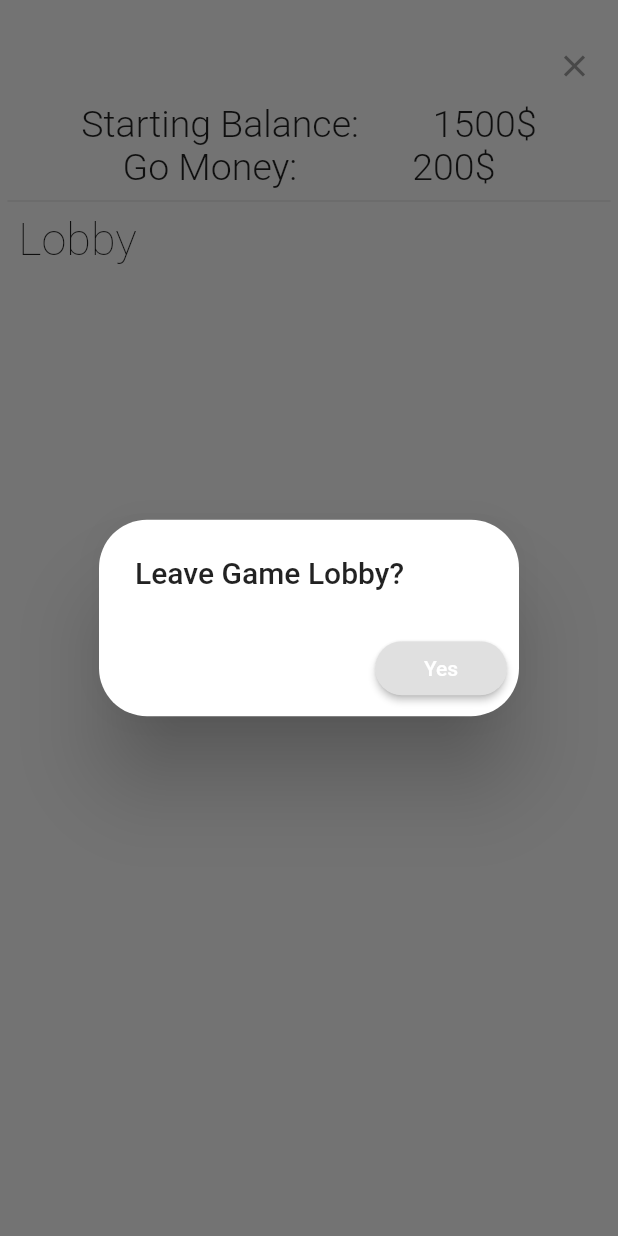
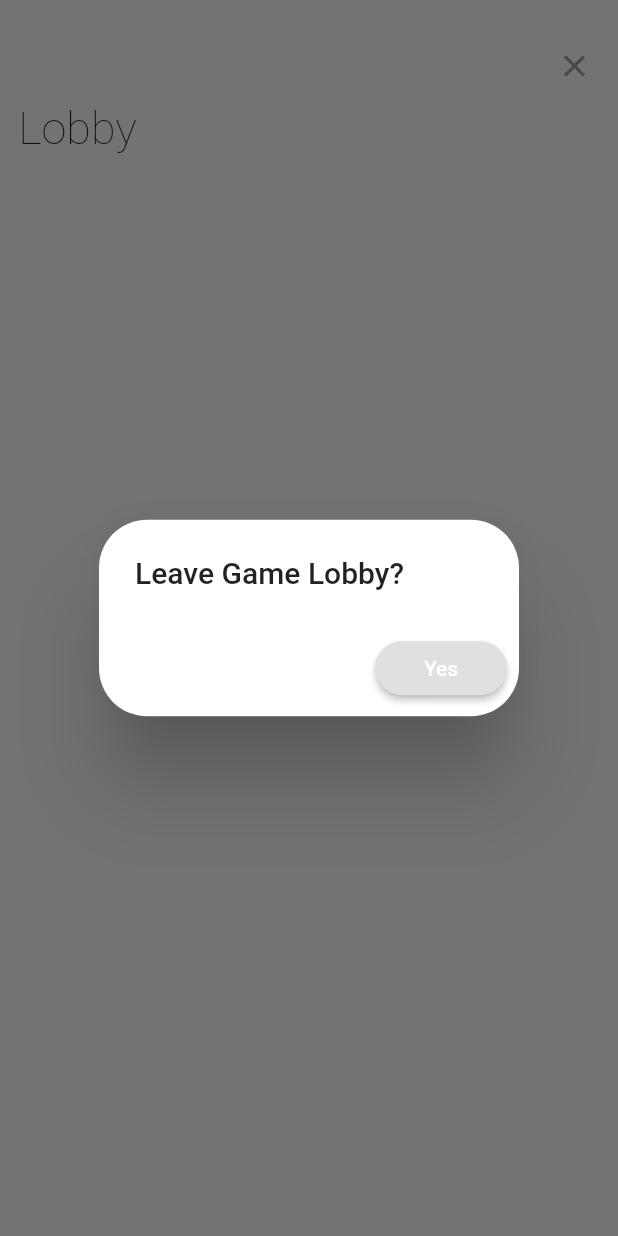
Before and after one commit to EarthComOSKN/cu_tour_jeen, a Flutter app: the LobbyScreen widget shown alone on an empty page, opened directly with empty values, after a tap on the "close" icon, on a phone screen of 412 x 824 dp. Run offline on Flutter 3.47's test engine with Material 2 defaults, Android fonts, the phone set to English and light mode, and no system bars; missing offline and left inert: nearby_connections; statements that could not run were skipped.

```diff
--- a/lib/components/log_tile.dart
+++ b/lib/components/log_tile.dart
@@ -1,5 +1,5 @@
 import 'package:flutter/material.dart';
-import 'package:monopoly_money/theme/style.dart';
+import 'package:cu_tour_jeen/theme/style.dart';
 
 class LogTile extends StatelessWidget {
   final List<String> payload;
--- a/lib/providers/players.dart
+++ b/lib/providers/players.dart
@@ -1,8 +1,8 @@
 import 'dart:math';
 
 import 'package:flutter/foundation.dart';
-import 'package:monopoly_money/providers/user.dart';
-import 'package:monopoly_money/providers/world.dart';
+import 'package:cu_tour_jeen/providers/user.dart';
+import 'package:cu_tour_jeen/providers/world.dart';
 import 'package:provider/provider.dart';
 
 class Players with ChangeNotifier {
--- a/lib/providers/world.dart
+++ b/lib/providers/world.dart
@@ -2,9 +2,9 @@ import 'dart:math';
 
 import 'package:flutter/foundation.dart';
 import 'package:flutter/material.dart';
-import 'package:monopoly_money/providers/game_logs.dart';
-import 'package:monopoly_money/providers/players.dart';
-import 'package:monopoly_money/providers/user.dart';
+import 'package:cu_tour_jeen/providers/game_logs.dart';
+import 'package:cu_tour_jeen/providers/players.dart';
+import 'package:cu_tour_jeen/providers/user.dart';
 
 enum ScreenState { StartScreen, ConnectScreen, LobbyScreen, GameScreen }
 
--- a/lib/screens/connect_screen.dart
+++ b/lib/screens/connect_screen.dart
@@ -1,7 +1,7 @@
 import 'package:flutter/material.dart';
-import 'package:monopoly_money/providers/players.dart';
-import 'package:monopoly_money/providers/world.dart';
-import 'package:monopoly_money/theme/style.dart';
+import 'package:cu_tour_jeen/providers/players.dart';
+import 'package:cu_tour_jeen/providers/world.dart';
+import 'package:cu_tour_jeen/theme/style.dart';
 import 'package:nearby_connections/nearby_connections.dart';
 import 'package:provider/provider.dart';
 
--- a/lib/screens/lobby_screen.dart
+++ b/lib/screens/lobby_screen.dart
@@ -1,11 +1,11 @@
 import 'dart:typed_data';
 
 import 'package:flutter/material.dart';
-import 'package:monopoly_money/components/player_tile.dart';
-import 'package:monopoly_money/providers/players.dart';
-import 'package:monopoly_money/providers/user.dart';
-import 'package:monopoly_money/providers/world.dart';
-import 'package:monopoly_money/theme/style.dart';
+import 'package:cu_tour_jeen/components/player_tile.dart';
+import 'package:cu_tour_jeen/providers/players.dart';
+import 'package:cu_tour_jeen/providers/user.dart';
+import 'package:cu_tour_jeen/providers/world.dart';
+import 'package:cu_tour_jeen/theme/style.dart';
 import 'package:nearby_connections/nearby_connections.dart';
 import 'package:provider/provider.dart';
 
@@ -61,73 +61,6 @@ class LobbyScreen extends StatelessWidget {
               ),
             ],
           ),
-          Row(
-            mainAxisAlignment: MainAxisAlignment.spaceEvenly,
-            children: <Widget>[
-              Text(
-                "Starting Balance:",
-                style: TextStyle(fontSize: 25, fontWeight: FontWeight.w300),
-              ),
-              Text(
-                "1500\$",
-                style: TextStyle(fontSize: 25, fontWeight: FontWeight.w300),
-              ),
-            ],
-          ),
-          Row(
-            mainAxisAlignment: MainAxisAlignment.spaceEvenly,
-            children: <Widget>[
-              Text(
-                "Go Money:",
-                style: TextStyle(fontSize: 25, fontWeight: FontWeight.w300),
-              ),
-              Text(
-                "200\$",
-                style: TextStyle(fontSize: 25, fontWeight: FontWeight.w300),
-              ),
-            ],
-          ),
-          if (hostScreen)
-            Center(
-              child: RaisedButton(
-                shape: roundedBorderShape,
-                color: Colors.blue,
-                child: Text(
-                  "Start",
-                  style: TextStyle(color: Colors.white),
-                ),
-                onPressed: () async {
-                  // send Payload for gamestart
-                  StringBuffer buffer = StringBuffer("start,1500,200");
-                  Provider.of<World>(context).goMoney = 200;
-                  Provider.of<User>(context).money = 1500;
-
-                  for (var player in Provider.of<Players>(context).playerList) {
-                    buffer.write(",");
-                    buffer.write(player.nickName);
-                  }
-                  //send log to self
-                  Provider.of<World>(context)
-                      .gameLogs
-                      .addLog(buffer.toString().split(","));
-                  for (var player in Provider.of<Players>(context).opponents) {
-                    Nearby()
-                        .sendBytesPayload(player.endPointId,
-                            Uint8List.fromList(buffer.toString().codeUnits))
-                        .then((_) {
-                      print("then");
-                    }).catchError((e, s) {
-                      print(e);
-                      print(s);
-                    });
-                  }
-
-                  Provider.of<World>(context).currentScreen =
-                      ScreenState.GameScreen;
-                },
-              ),
-            ),
-          Divider(),
           Text(
             " Lobby",
             style: TextStyle(fontSize: 30, fontWeight: FontWeight.w200),
--- a/lib/screens/start_screen.dart
+++ b/lib/screens/start_screen.dart
@@ -1,10 +1,10 @@
 import 'dart:typed_data';
 
 import 'package:flutter/material.dart';
-import 'package:monopoly_money/providers/players.dart';
-import 'package:monopoly_money/providers/user.dart';
-import 'package:monopoly_money/providers/world.dart';
-import 'package:monopoly_money/theme/style.dart';
+import 'package:cu_tour_jeen/providers/players.dart';
+import 'package:cu_tour_jeen/providers/user.dart';
+import 'package:cu_tour_jeen/providers/world.dart';
+import 'package:cu_tour_jeen/theme/style.dart';
 import 'package:nearby_connections/nearby_connections.dart';
 import 'package:provider/provider.dart';
 
@@ -43,7 +43,7 @@ class _StartScreenState extends State<StartScreen> {
                           color: Colors.blue,
                           fontWeight: FontWeight.w900)),
                   TextSpan(
-                      text: "Monopoly-Money",
+                      text: "CU TOUR JEEN",
                       style: TextStyle(
                           fontSize: 20,
                           color: Colors.black,
--- a/pubspec.yaml
+++ b/pubspec.yaml
@@ -1,4 +1,4 @@
-name: monopoly_money
+name: cu_tour_jeen
 description: A new Flutter project.
 
 # The following defines the version and build number for your application.
```
Also changed, not shown: lib/main.dart (+5 -5 lines), lib/screens/game_screen.dart (+6 -6 lines), pubspec.lock, 11 other files.
